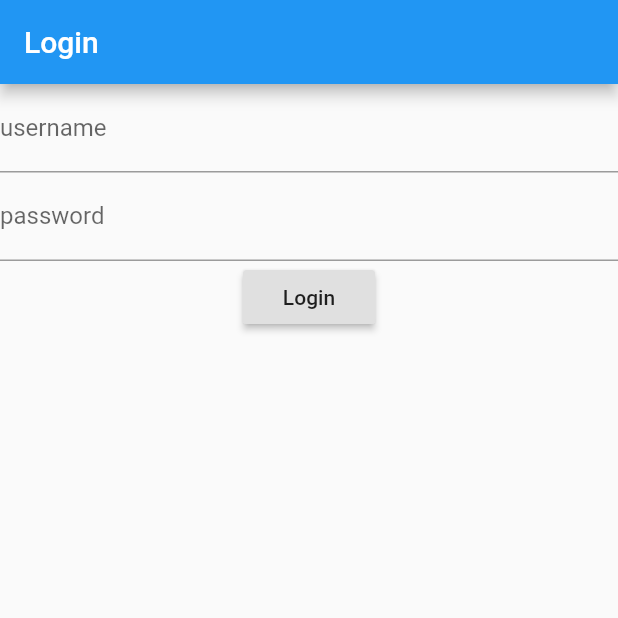
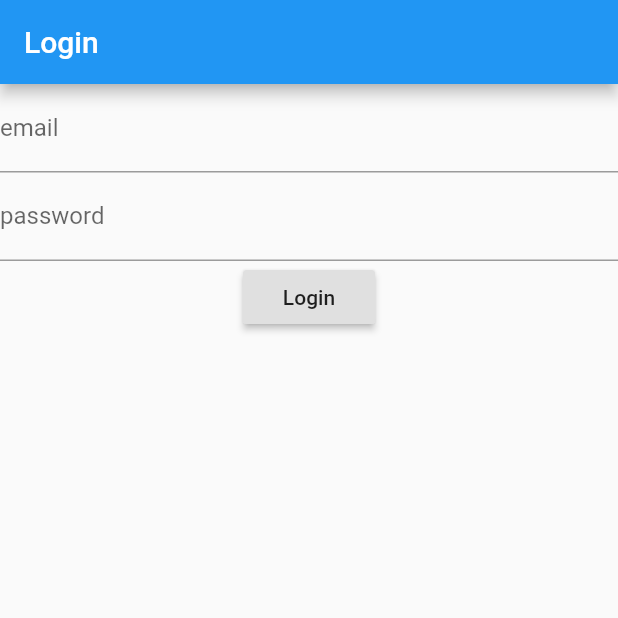
Before and after one commit to andbattaglia/DoceBlocks, a Flutter app: the screen it shows after launch, on a phone screen of 412 x 824 dp, the top half of it. Run offline on Flutter 3.47's test engine with Material 2 defaults, Android fonts, the phone set to English and light mode, and no system bars; our stand-ins replace equatable, firebase_auth, flutter_bloc; accounts and stored records are empty.

Commit message:
added login

```diff
--- /dev/null
+++ b/lib/firebase/firebase_datasource.dart
@@ -0,0 +1,20 @@
+import 'dart:async';
+import 'dart:developer';
+
+import 'package:meta/meta.dart';
+import 'package:firebase_auth/firebase_auth.dart';
+
+
+class FirebaseDataSource{
+
+  //TODO: move into dependecies injection file
+  final FirebaseAuth _auth = FirebaseAuth.instance;
+
+  Future<String> authenticate({
+    @required String email,
+    @required String password,
+  }) async {
+      return _auth.signInWithEmailAndPassword(email: email, password: password).then((authResult) => authResult.user.uid);
+  }
+
+}
--- a/lib/injection/dependency_injection.dart
+++ b/lib/injection/dependency_injection.dart
@@ -1,3 +1,4 @@
+import 'package:doce_blocks/firebase/firebase_datasource.dart';
 import 'package:flutter/widgets.dart';
 import 'package:doce_blocks/data/repositories.dart';
 
@@ -27,7 +28,8 @@ class Injector {
   }
 
   static UserRepository provideUserRepository() {
-    return new UserRepositoryImpl();
+    //TODO: create a static to instance the datasource???
+    return new UserRepositoryImpl(new FirebaseDataSource());
   }
 
   Injector._internal();
--- a/lib/login/bloc/login_event.dart
+++ b/lib/login/bloc/login_event.dart
@@ -5,18 +5,18 @@ abstract class LoginEvent extends Equatable {
 }
 
 class LoginButtonPressed extends LoginEvent {
-  final String username;
+  final String email;
   final String password;
 
   const LoginButtonPressed({
-    @required this.username,
+    @required this.email,
     @required this.password,
   });
 
   @override
-  List<Object> get props => [username, password];
+  List<Object> get props => [email, password];
 
   @override
   String toString() =>
-      'LoginButtonPressed { username: $username, password: $password }';
+      'LoginButtonPressed { username: $email, password: $password }';
 }
--- a/lib/login/bloc/login_state.dart
+++ b/lib/login/bloc/login_state.dart
@@ -9,7 +9,13 @@ abstract class LoginState extends Equatable {
 
 class LoginInitial extends LoginState {}
 
-class LoginInProgress extends LoginState {}
+class LoginSuccess extends LoginState {
+
+  const LoginSuccess();
+
+//  @override
+//  List<Object> get props => [token];
+}
 
 class LoginFailure extends LoginState {
   final String error;
--- a/lib/login/login_form.dart
+++ b/lib/login/login_form.dart
@@ -8,16 +8,17 @@ class LoginForm extends StatefulWidget {
 }
 
 class _LoginFormState extends State<LoginForm> {
-  final _usernameController = TextEditingController();
+  final _emailController = TextEditingController();
   final _passwordController = TextEditingController();
 
   @override
   Widget build(BuildContext context) {
 
     _onLoginButtonPressed() {
+
       BlocProvider.of<LoginBloc>(context).add(
         LoginButtonPressed(
-          username: _usernameController.text,
+          email: _emailController.text,
           password: _passwordController.text,
         ),
       );
@@ -33,15 +34,24 @@ class _LoginFormState extends State<LoginForm> {
             ),
           );
         }
+
+        if (state is LoginSuccess) {
+          Scaffold.of(context).showSnackBar(
+            SnackBar(
+              content: Text('SUCCESS'),
+              backgroundColor: Colors.green,
+            ),
+          );
+        }
       },
       child: BlocBuilder<LoginBloc, LoginState>(
         builder: (context, state) {
-          return Form(
+          return Container(
             child: Column(
               children: [
                 TextFormField(
-                  decoration: InputDecoration(labelText: 'username'),
-                  controller: _usernameController,
+                  decoration: InputDecoration(labelText: 'email'),
+                  controller: _emailController,
                 ),
                 TextFormField(
                   decoration: InputDecoration(labelText: 'password'),
@@ -49,15 +59,9 @@ class _LoginFormState extends State<LoginForm> {
                   obscureText: true,
                 ),
                 RaisedButton(
-                  onPressed:
-                  state is! LoginInProgress ? _onLoginButtonPressed : null,
+                  onPressed: _onLoginButtonPressed,
                   child: Text('Login'),
-                ),
-                Container(
-                  child: state is LoginInProgress
-                      ? CircularProgressIndicator()
-                      : null,
-                ),
+                )
               ],
             ),
           );
--- a/lib/main.dart
+++ b/lib/main.dart
@@ -1,7 +1,5 @@
 import 'package:doce_blocks/login/login_page.dart';
 import 'package:flutter/material.dart';
-import 'package:flutter/services.dart';
-import 'package:doce_blocks/login/login_page.dart';
 
 
 void main() => runApp(new MyApp());
```
Also changed, not shown: lib/data/user_repository.dart (+12 -29 lines), lib/login/bloc/login_bloc.dart (+20 -2 lines), lib/presentation/home/home_page.dart (added, +19 -0 lines), pubspec.yaml (+12 -0 lines), pubspec.lock, 12 other files.
